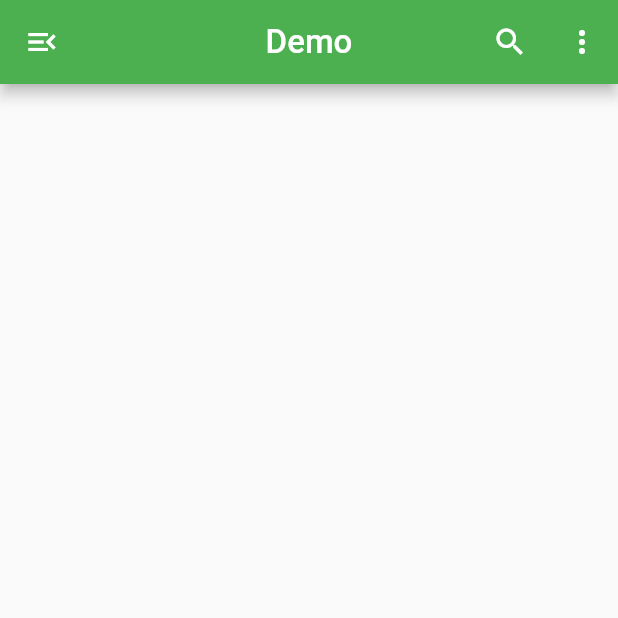
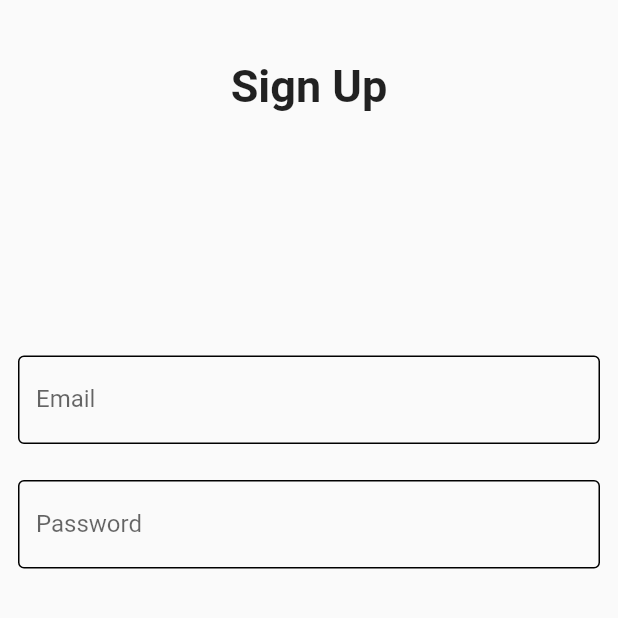
Before and after one commit to dsrathore1/firebasedemo, a Flutter app: the screen it shows after launch, on a phone screen of 412 x 824 dp, the top half of it. Run offline on Flutter 3.47's test engine with Material 2 defaults, Android fonts, the light colour scheme and no system bars.

Commit message:
Modify Pages

```diff
--- a/lib/Pages/HomeScreen.dart
+++ b/lib/Pages/HomeScreen.dart
@@ -28,6 +28,15 @@ class _HomeState extends State<Home> {
           ),
         ),
       ),
+      body: Center(
+        child: Text(
+          "Welcome",
+          style: TextStyle(
+            color: Colors.black,
+            fontSize: 40,
+          ),
+        ),
+      ),
     );
   }
 }
--- /dev/null
+++ b/lib/Pages/signup.dart
@@ -0,0 +1,77 @@
+import 'package:flutter/material.dart';
+
+class SignUp extends StatefulWidget {
+  @override
+  _SignUpState createState() => _SignUpState();
+}
+
+class _SignUpState extends State<SignUp> {
+  @override
+  Widget build(BuildContext context) {
+    return Scaffold(
+      body: Container(
+        child: Column(
+          mainAxisAlignment: MainAxisAlignment.start,
+          children: [
+            SizedBox(
+              height: 40,
+            ),
+            Center(
+              child: Text(
+                "Sign Up",
+                style: TextStyle(
+                  fontSize: 30,
+                  fontWeight: FontWeight.bold,
+                ),
+              ),
+            ),
+            SizedBox(
+              height: 150,
+            ),
+            Container(
+              padding: EdgeInsets.all(12),
+              child: TextField(
+                decoration: InputDecoration(
+                  labelText: "Email",
+                  enabledBorder: OutlineInputBorder(
+                    borderSide: BorderSide(
+                      color: Colors.black,
+                    ),
+                  ),
+                  focusedBorder: OutlineInputBorder(
+                    borderSide: BorderSide(
+                      color: Colors.green,
+                      width: 2.5,
+                    ),
+                  ),
+                  hintText: "Email",
+                ),
+              ),
+            ),
+            Container(
+              padding: EdgeInsets.all(12),
+              child: TextField(
+                obscureText: true,
+                decoration: InputDecoration(
+                  labelText: "Password",
+                  enabledBorder: OutlineInputBorder(
+                    borderSide: BorderSide(
+                      color: Colors.black,
+                    ),
+                  ),
+                  focusedBorder: OutlineInputBorder(
+                    borderSide: BorderSide(
+                      color: Colors.green,
+                      width: 2.5,
+                    ),
+                  ),
+                  hintText: "Password",
+                ),
+              ),
+            )
+          ],
+        ),
+      ),
+    );
+  }
+}
--- a/lib/main.dart
+++ b/lib/main.dart
@@ -1,4 +1,5 @@
-import 'package:demo/Pages/HomeScreen.dart';
+// import 'package:demo/Pages/HomeScreen.dart';
+import 'package:demo/Pages/SignUp.dart';
 import 'package:flutter/material.dart';
 
 void main() {
@@ -9,8 +10,9 @@ class MyApp extends StatelessWidget {
   @override
   Widget build(BuildContext context) {
     return MaterialApp(
+      debugShowCheckedModeBanner: false,
       title: "Demo",
-      home: Home(),
+      home: SignUp(),
       theme: ThemeData(primarySwatch: Colors.green),
     );
   }
```
